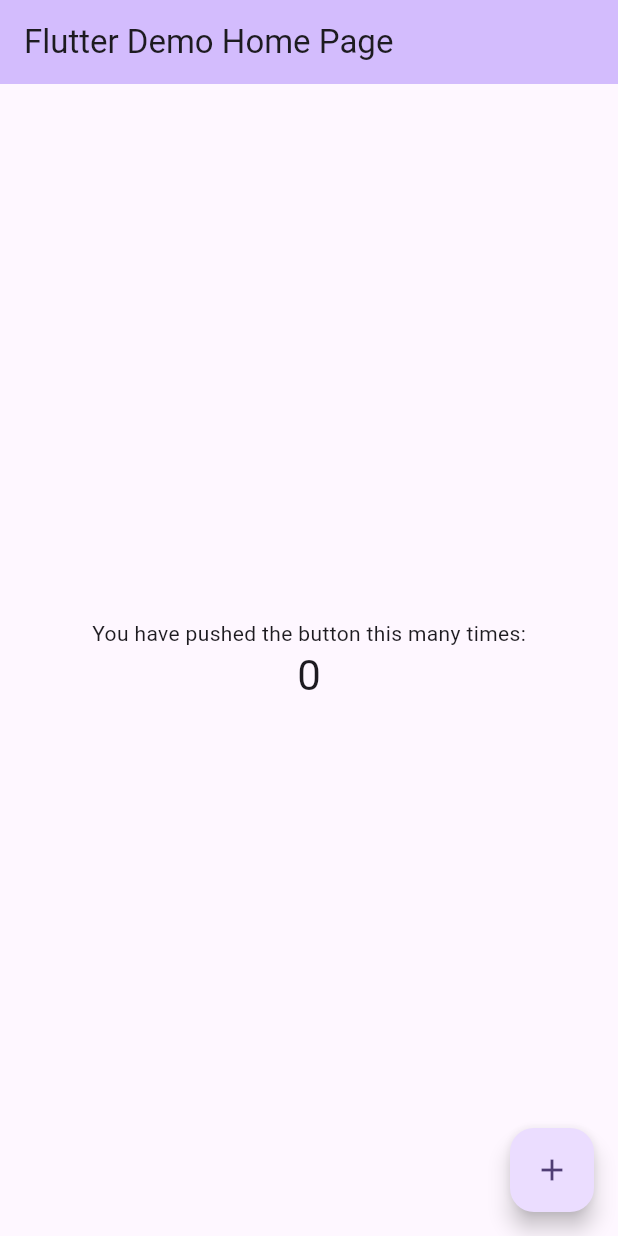
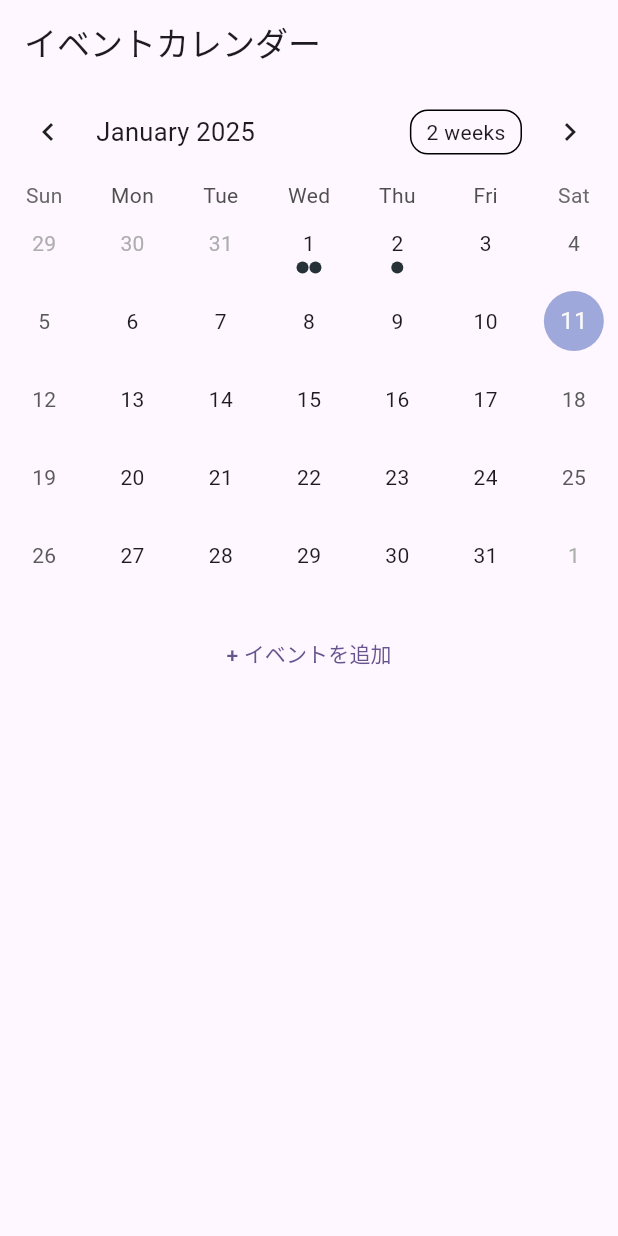
Before and after one commit to satou-takumi/flutter_app_training_2024, a Flutter app: the screen it shows after launch, on a phone screen of 412 x 824 dp. Run offline on Flutter 3.47's test engine with Material 3 defaults, Android fonts, the phone set to English and light mode, and no system bars; drawn by our look-alikes of table_calendar; our stand-ins replace firebase_core; accounts and stored records are empty.

Commit message:
カレンダー機能、イベントの追加機能実装

```diff
--- /dev/null
+++ b/lib/home.dart
@@ -0,0 +1,102 @@
+/* ホーム画面
+    カレンダー、各日程のイベント表示 */
+
+import 'package:flutter/material.dart';
+import 'package:table_calendar/table_calendar.dart';
+import 'front_end/add_event.dart';
+
+class HomeScreen extends StatefulWidget {
+  @override
+  _HomeScreenState createState() => _HomeScreenState();
+}
+
+class _HomeScreenState extends State<HomeScreen> {
+  DateTime _focusedDay = DateTime.now();
+  DateTime? _selectedDay;
+  Map<DateTime, List<String>> _events = {
+    DateTime(2025, 1, 1): ['たき火祭り', 'POP UP'],
+    DateTime(2025, 1, 2): ['吹奏楽部演奏会'],
+  };
+  // 日付を正規化する関数（カレンダーと整合性を合わせる）
+  DateTime _normalizeDate(DateTime date) {
+    return DateTime(date.year, date.month, date.day);
+  }
+
+  @override
+  Widget build(BuildContext context) {
+    // 選択された日のイベントを取得(日付を正規化)
+    List<String> selectedEvents =
+        _events[_normalizeDate(_selectedDay ?? _focusedDay)] ?? [];
+
+    return Scaffold(
+      appBar: AppBar(
+        title: Text('イベントカレンダー'),
+      ),
+      body: Column(
+        children: [
+          // カレンダー表示
+          TableCalendar(
+            focusedDay: _focusedDay,
+            firstDay: DateTime(2020, 1, 1),
+            lastDay: DateTime(2030, 12, 31),
+            calendarFormat: CalendarFormat.month,
+            selectedDayPredicate: (day) => isSameDay(_selectedDay, day),
+            onDaySelected: (selectedDay, focusedDay) {
+              setState(() {
+                _selectedDay = selectedDay;
+                _focusedDay = focusedDay;
+              });
+            },
+            eventLoader: (day) {
+              return _events[_normalizeDate(day)] ?? [];
+            },
+          ),
+          const SizedBox(height: 16.0),
+          Expanded(
+            child: ListView.builder(
+              itemCount: selectedEvents.length + 1, // +1は「+ イベントを追加」ボタン用
+              itemBuilder: (context, index) {
+                if (index == selectedEvents.length) {
+                  // 「イベントを追加」ボタン
+                  return TextButton(
+                    onPressed: () async {
+                      // イベント追加画面へ遷移
+                      final newEvent = await Navigator.push(
+                        context,
+                        MaterialPageRoute(
+                          builder: (context) => AddEventScreen(
+                            selectedDate: _normalizeDate(_selectedDay ?? _focusedDay,
+                            ), // 選択された日付を渡す
+                          ),
+                        ),
+                      );
+
+                      // 新しいイベントが追加されたと場合
+                      if (newEvent != null) {
+                        setState(() {
+                          final eventDate = _normalizeDate(_selectedDay ?? _focusedDay);
+                          if (_events[eventDate] == null) {
+                            _events[eventDate] = [];
+                          }
+                          _events[eventDate]?.add(newEvent); // 新しいイベントを追加
+                      });
+                      }
+                    },
+                    child: Text("+ イベントを追加"),
+                  );
+                }
+                // イベントリストアイテム
+                return ListTile(
+                  title: Text(selectedEvents[index]),
+                  onTap: () {
+                    // 編集画面への遷移（未実装）
+                  },
+                );
+              },
+            ),
+          ),
+        ],
+      ),
+    );
+  }
+}
--- a/lib/main.dart
+++ b/lib/main.dart
@@ -1,61 +1,39 @@
 import 'package:flutter/material.dart';
 import 'package:firebase_core/firebase_core.dart';
+import 'home.dart';
 
 void main() async{
   WidgetsFlutterBinding.ensureInitialized();
+
+  // Firebaseの初期化
   try {
-    await Firebase.initializeApp();  // Firebaseの初期化
+    await Firebase.initializeApp();
     print("Firebase Initialized!");
   } catch (e) {
     print("Error initializing Firebase: $e");
   }
-  runApp(const MyApp());
+
+  runApp( MyApp());
 }
 
 class MyApp extends StatelessWidget {
   const MyApp({super.key});
 
-  // This widget is the root of your application.
   @override
   Widget build(BuildContext context) {
     return MaterialApp(
-      title: 'Flutter Demo',
+      title: 'イベントカレンダー',
       theme: ThemeData(
-        // This is the theme of your application.
-        //
-        // TRY THIS: Try running your application with "flutter run". You'll see
-        // the application has a purple toolbar. Then, without quitting the app,
-        // try changing the seedColor in the colorScheme below to Colors.green
-        // and then invoke "hot reload" (save your changes or press the "hot
-        // reload" button in a Flutter-supported IDE, or press "r" if you used
-        // the command line to start the app).
-        //
-        // Notice that the counter didn't reset back to zero; the application
-        // state is not lost during the reload. To reset the state, use hot
-        // restart instead.
-        //
-        // This works for code too, not just values: Most code changes can be
-        // tested with just a hot reload.
         colorScheme: ColorScheme.fromSeed(seedColor: Colors.deepPurple),
         useMaterial3: true,
       ),
-      home: const MyHomePage(title: 'Flutter Demo Home Page'),
+      home: HomeScreen(),// 初期画面を指定　//const MyHomePage(title: 'Flutter Demo Home Page'),
     );
   }
 }
-
+/*
 class MyHomePage extends StatefulWidget {
   const MyHomePage({super.key, required this.title});
-
-  // This widget is the home page of your application. It is stateful, meaning
-  // that it has a State object (defined below) that contains fields that affect
-  // how it looks.
-
-  // This class is the configuration for the state. It holds the values (in this
-  // case the title) provided by the parent (in this case the App widget) and
-  // used by the build method of the State. Fields in a Widget subclass are
-  // always marked "final".
-
   final String title;
 
   @override
@@ -67,50 +45,19 @@
 
   void _incrementCounter() {
     setState(() {
-      // This call to setState tells the Flutter framework that something has
-      // changed in this State, which causes it to rerun the build method below
-      // so that the display can reflect the updated values. If we changed
-      // _counter without calling setState(), then the build method would not be
-      // called again, and so nothing would appear to happen.
       _counter++;
     });
   }
 
   @override
   Widget build(BuildContext context) {
-    // This method is rerun every time setState is called, for instance as done
-    // by the _incrementCounter method above.
-    //
-    // The Flutter framework has been optimized to make rerunning build methods
-    // fast, so that you can just rebuild anything that needs updating rather
-    // than having to individually change instances of widgets.
     return Scaffold(
       appBar: AppBar(
-        // TRY THIS: Try changing the color here to a specific color (to
-        // Colors.amber, perhaps?) and trigger a hot reload to see the AppBar
-        // change color while the other colors stay the same.
         backgroundColor: Theme.of(context).colorScheme.inversePrimary,
-        // Here we take the value from the MyHomePage object that was created by
-        // the App.build method, and use it to set our appbar title.
         title: Text(widget.title),
       ),
       body: Center(
-        // Center is a layout widget. It takes a single child and positions it
-        // in the middle of the parent.
         child: Column(
-          // Column is also a layout widget. It takes a list of children and
-          // arranges them vertically. By default, it sizes itself to fit its
-          // children horizontally, and tries to be as tall as its parent.
-          //
-          // Column has various properties to control how it sizes itself and
-          // how it positions its children. Here we use mainAxisAlignment to
-          // center the children vertically; the main axis here is the vertical
-          // axis because Columns are vertical (the cross axis would be
-          // horizontal).
-          //
-          // TRY THIS: Invoke "debug painting" (choose the "Toggle Debug Paint"
-          // action in the IDE, or press "p" in the console), to see the
-          // wireframe for each widget.
           mainAxisAlignment: MainAxisAlignment.center,
           children: <Widget>[
             const Text(
@@ -127,7 +74,7 @@
         onPressed: _incrementCounter,
         tooltip: 'Increment',
         child: const Icon(Icons.add),
-      ), // This trailing comma makes auto-formatting nicer for build methods.
+      ),
     );
   }
-}
+}*/
--- a/pubspec.yaml
+++ b/pubspec.yaml
@@ -35,6 +35,8 @@ dependencies:
   # The following adds the Cupertino Icons font to your application.
   # Use with the CupertinoIcons class for iOS style icons.
   cupertino_icons: ^1.0.8
+
+  table_calendar: ^3.0.8
 
   firebase_core: ^3.6.0   # Flutter アプリで Firebase を利用するための基本パッケージ
   cloud_firestore: ^5.4.4 # cloud firestoreを利用するためのパッケージ
```
Also changed, not shown: lib/front_end/add_event.dart (added, +53 -0 lines), pubspec.lock.
